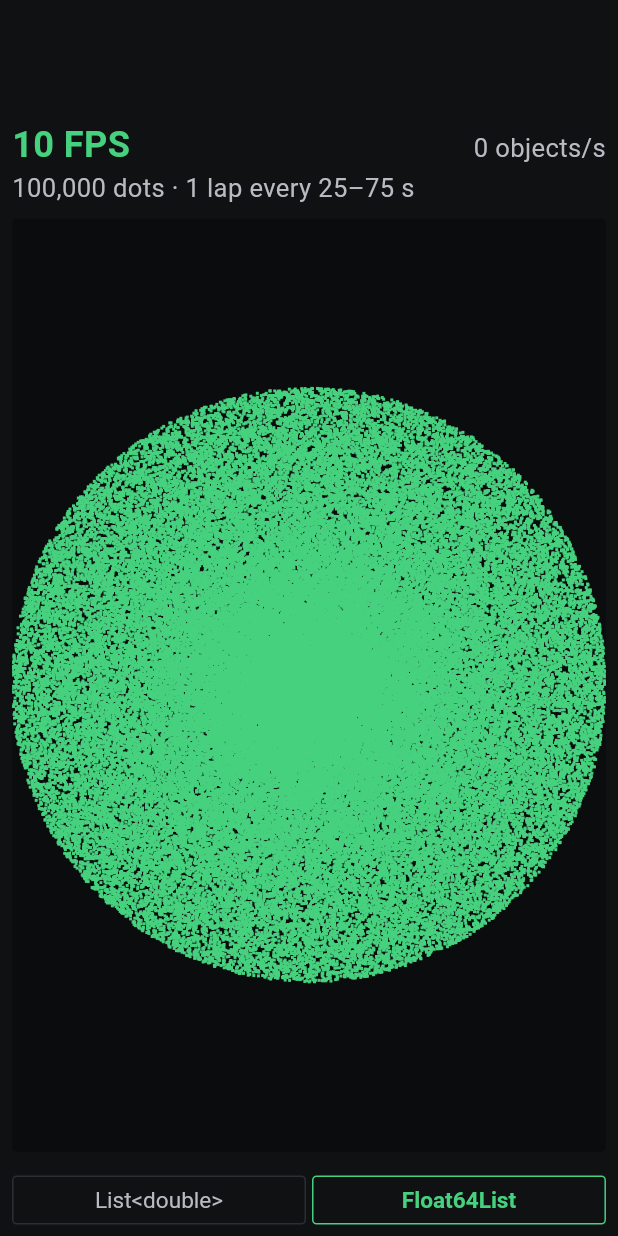
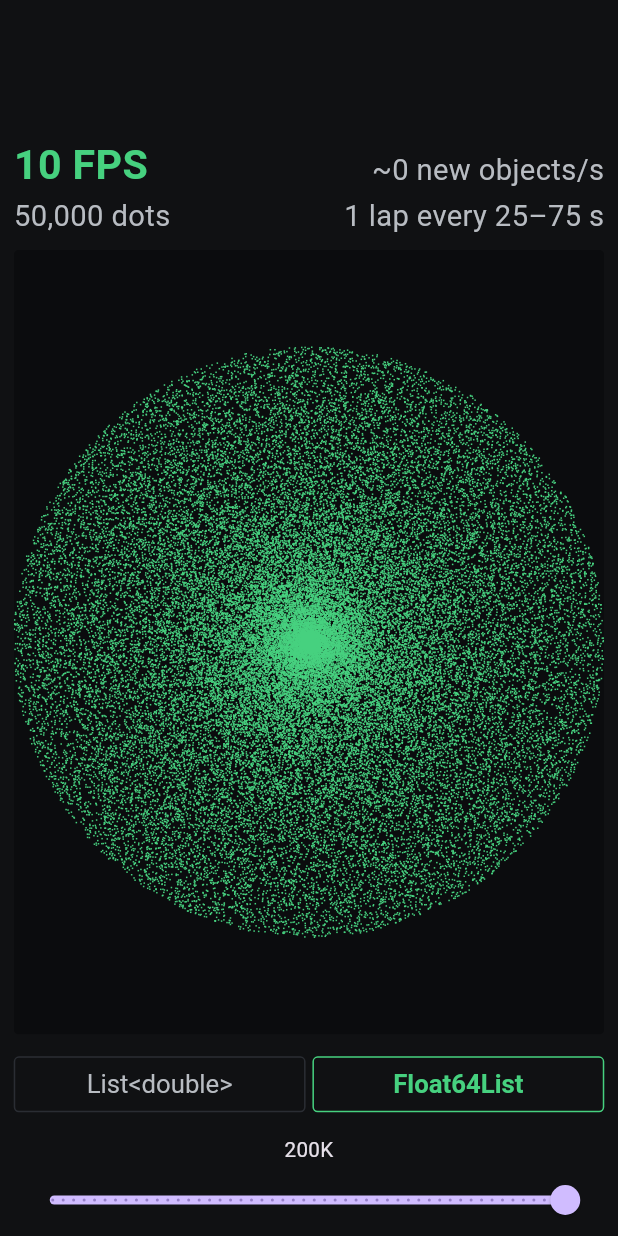
Before and after one commit to AhmedAbdoElhawary/flutter-advanced-performance, a Flutter app: the BenchPage screen opened directly, after a tap on "Float64List", on a phone screen of 412 x 824 dp. Run offline on Flutter 3.47's test engine with Material 3 defaults, Android fonts, the phone set to English and light mode, and no system bars; our stand-ins replace material_ui.

Commit message:
update for new version

```diff
--- a/lib/home_page.dart
+++ b/lib/home_page.dart
@@ -1,4 +1,4 @@
-import 'package:flutter/material.dart';
+import 'package:material_ui/material_ui.dart';
 
 import 'list_vs_flloat64/bench_page.dart';
 import 'scale.dart';
--- a/lib/list_vs_flloat64/bench_page.dart
+++ b/lib/list_vs_flloat64/bench_page.dart
@@ -1,4 +1,4 @@
-import 'package:flutter/material.dart';
+import 'package:material_ui/material_ui.dart';
 
 import '../scale.dart';
 import 'simulation.dart';
@@ -13,7 +13,10 @@ class BenchPage extends StatefulWidget {
 
 class _BenchPageState extends State<BenchPage> {
   StorageKind _kind = StorageKind.boxed;
-  final int _count = 100000;
+  int _count = 50000;
+
+  /// only the slider moves while dragging, rebuilding the simulation every tick is too heavy
+  double _sliderValue = 200000;
 
   @override
   Widget build(BuildContext context) {
@@ -44,6 +47,20 @@ class _BenchPageState extends State<BenchPage> {
                     ),
                   ],
                 ],
+              ),
+              SizedBox(height: 16 * scale),
+              Text(
+                '${_sliderValue ~/ 1000}K',
+                textAlign: TextAlign.center,
+                style: TextStyle(fontSize: 24 * scale),
+              ),
+              Slider(
+                value: _sliderValue,
+                min: 10000,
+                max: 200000,
+                divisions: 49,
+                onChanged: (value) => setState(() => _sliderValue = value),
+                onChangeEnd: (value) => setState(() => _count = value.toInt()),
               ),
             ],
           ),
--- a/lib/list_vs_flloat64/simulation.dart
+++ b/lib/list_vs_flloat64/simulation.dart
@@ -22,8 +22,8 @@ abstract class CustomSimulation extends ChangeNotifier {
 
   factory CustomSimulation.create(StorageKind kind, int count) {
     return switch (kind) {
-      StorageKind.boxed => BoxedSimulation(count),
-      StorageKind.typed => TypedSimulation(count),
+      StorageKind.boxed => ListSimulation(count),
+      StorageKind.typed => FloatSimulation(count),
     };
   }
 
@@ -63,8 +63,8 @@ abstract class CustomSimulation extends ChangeNotifier {
   }
 }
 
-class BoxedSimulation extends CustomSimulation {
-  BoxedSimulation(super.count) : _x = _zeros(count), _y = _zeros(count), _speed = _zeros(count) {
+class ListSimulation extends CustomSimulation {
+  ListSimulation(super.count) : _x = _zeros(count), _y = _zeros(count), _speed = _zeros(count) {
     seed((i, x, y, speed) {
       _x[i] = x;
       _y[i] = y;
@@ -99,8 +99,8 @@ class BoxedSimulation extends CustomSimulation {
   }
 }
 
-class TypedSimulation extends CustomSimulation {
-  TypedSimulation(super.count)
+class FloatSimulation extends CustomSimulation {
+  FloatSimulation(super.count)
     : _x = Float64List(count),
       _y = Float64List(count),
       _speed = Float64List(count) {
--- a/lib/list_vs_flloat64/simulation_view.dart
+++ b/lib/list_vs_flloat64/simulation_view.dart
@@ -1,7 +1,7 @@
 import 'dart:math' show pi;
 import 'dart:ui' show PointMode;
 
-import 'package:flutter/material.dart';
+import 'package:material_ui/material_ui.dart';
 import 'package:flutter/scheduler.dart';
 import 'package:flutter_advanced_performance/list_vs_flloat64/simulation.dart';
 import 'package:flutter_advanced_performance/scale.dart';
@@ -125,12 +125,12 @@ class _StatsRow extends StatelessWidget {
       _ => '$perSecond',
     };
     final dots = '$count'.replaceAllMapped(RegExp(r'\B(?=(\d{3})+(?!\d))'), (_) => ',');
-    var info = '$dots dots';
+    var info = '';
     if (stats.fps > 0) {
       final timeScale = stats.fps * CustomSimulation.dt * CustomSimulation.stepsPerFrame;
       final fastestLap = (2 * pi / CustomSimulation.maxSpeed / timeScale).round();
       final slowestLap = (2 * pi / CustomSimulation.minSpeed / timeScale).round();
-      info += ' · 1 lap every $fastestLap–$slowestLap s';
+      info = '1 lap every $fastestLap–$slowestLap s';
     }
 
     return Column(
@@ -145,10 +145,18 @@ class _StatsRow extends StatelessWidget {
               '${stats.fps} FPS',
               style: TextStyle(fontSize: 48 * scale, fontWeight: FontWeight.w600, color: color),
             ),
-            Text('$objects objects/s', style: muted, overflow: TextOverflow.ellipsis),
+            Text('~$objects new objects/s', style: muted, overflow: TextOverflow.ellipsis),
           ],
         ),
-        Text(info, style: muted, overflow: TextOverflow.ellipsis),
+        Row(
+          crossAxisAlignment: CrossAxisAlignment.baseline,
+          mainAxisAlignment: MainAxisAlignment.spaceBetween,
+          textBaseline: TextBaseline.alphabetic,
+          children: [
+            Text('$dots dots', style: muted, overflow: TextOverflow.ellipsis),
+            Text(info, style: muted, overflow: TextOverflow.ellipsis),
+          ],
+        ),
       ],
     );
   }
@@ -158,7 +166,7 @@ class ParticlePainter extends CustomPainter {
   ParticlePainter(this.simulation, Color color)
     : _dotPaint = Paint()
         ..color = color
-        ..strokeWidth = 2,
+        ..strokeWidth = 1,
       super(repaint: simulation);
 
   final CustomSimulation simulation;
--- a/lib/main.dart
+++ b/lib/main.dart
@@ -1,4 +1,4 @@
-import 'package:flutter/material.dart';
+import 'package:material_ui/material_ui.dart';
 
 import 'home_page.dart';
 
--- a/lib/scale.dart
+++ b/lib/scale.dart
@@ -3,5 +3,5 @@ import 'dart:math' show min;
 import 'package:flutter/widgets.dart';
 
 extension ScaleContext on BuildContext {
-  double get scale => min(1, MediaQuery.sizeOf(this).shortestSide / 820);
+  double get scale => min(1, MediaQuery.sizeOf(this).shortestSide / 720);
 }
--- a/pubspec.yaml
+++ b/pubspec.yaml
@@ -19,7 +19,7 @@ publish_to: 'none' # Remove this line if you wish to publish to pub.dev
 version: 1.0.0+1
 
 environment:
-  sdk: ^3.13.4
+  sdk: ^3.14.0
 
 # Dependencies specify other packages that your package needs in order to work.
 # To automatically upgrade your package dependencies to the latest versions
@@ -33,7 +33,9 @@ dependencies:
 
   # The following adds the Cupertino Icons font to your application.
   # Use with the CupertinoIcons class for iOS style icons.
-  cupertino_icons: ^1.0.8
+  cupertino_icons: ^2.0.0
+
+  material_ui: ^1.11.1
 
 dev_dependencies:
   flutter_test:
```
Also changed, not shown: pubspec.lock, 1 other file.
